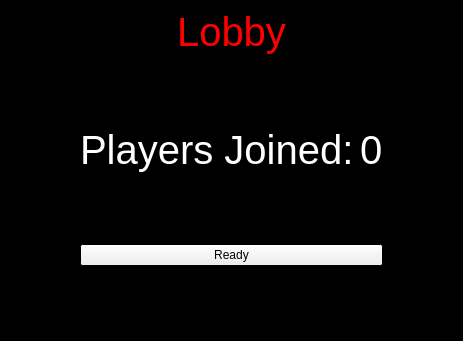
Above: DodgeBall/lobby.ui from demolition18956/DodgeBall-Game before the change. Below: the same form after it.
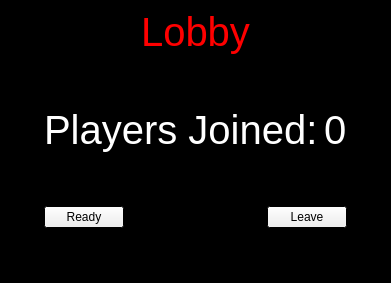
That is the form after the change.

Diff of the .ui file:
```diff
--- a/DodgeBall/lobby.ui
+++ b/DodgeBall/lobby.ui
@@ -6,8 +6,8 @@
    <rect>
     <x>0</x>
     <y>0</y>
-    <width>463</width>
-    <height>341</height>
+    <width>391</width>
+    <height>283</height>
    </rect>
   </property>
   <property name="palette">
@@ -80,7 +80,7 @@
   <widget class="QWidget" name="centralwidget">
    <layout class="QGridLayout" name="gridLayout">
     <item row="0" column="0">
-     <layout class="QHBoxLayout" name="horizontalLayout_2">
+     <layout class="QHBoxLayout" name="horizontalLayout_3">
       <item>
        <spacer name="horizontalSpacer">
         <property name="orientation">
@@ -682,11 +682,35 @@
          </spacer>
         </item>
         <item>
+         <layout class="QHBoxLayout" name="horizontalLayout_2">
+          <item>
          <widget class="QPushButton" name="readyButton">
           <property name="text">
            <string>Ready</string>
           </property>
          </widget>
+          </item>
+          <item>
+           <spacer name="horizontalSpacer_3">
+            <property name="orientation">
+             <enum>Qt::Horizontal</enum>
+            </property>
+            <property name="sizeHint" stdset="0">
+             <size>
+              <width>40</width>
+              <height>20</height>
+             </size>
+            </property>
+           </spacer>
+          </item>
+          <item>
+           <widget class="QPushButton" name="leaveButton">
+            <property name="text">
+             <string>Leave</string>
+            </property>
+           </widget>
+          </item>
+         </layout>
         </item>
         <item>
          <spacer name="verticalSpacer_3">
```
Lines whose indentation alone changed are shown as unchanged.
